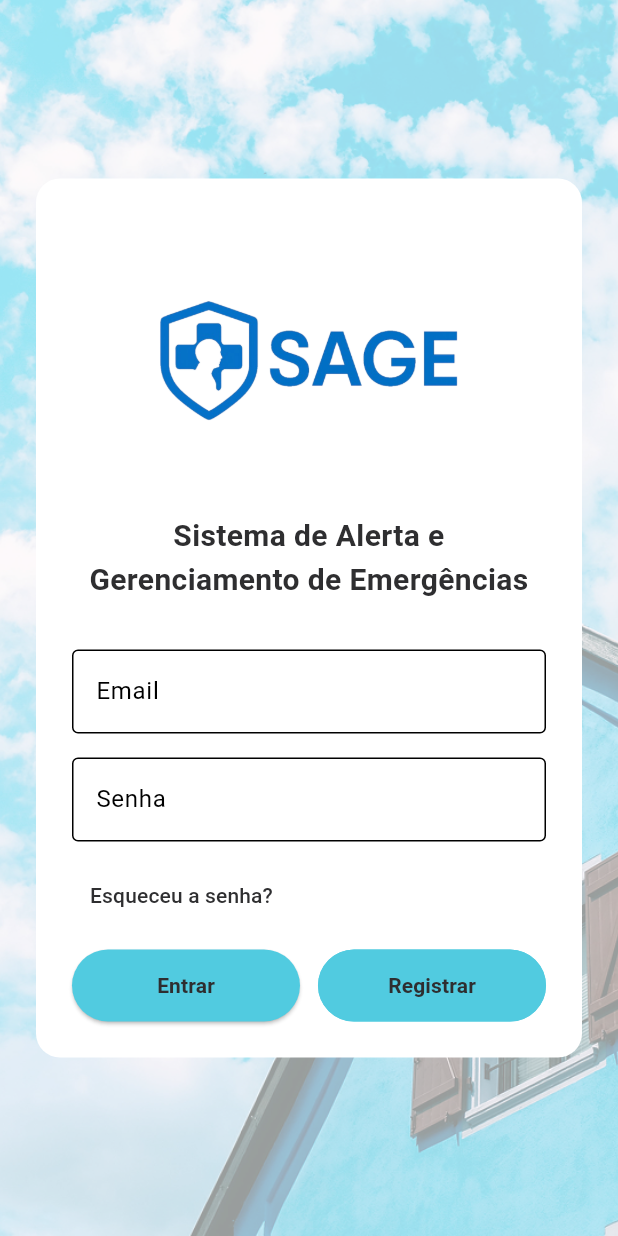
After one commit to alanfranciscos/SAGE, a Flutter app: the LoginPage screen opened by its route, on a phone screen of 412 x 824 dp. The commit adds this screen. Run offline on Flutter 3.47's test engine with Material 3 defaults, Android fonts, the light colour scheme and no system bars; our stand-ins replace go_router.

```diff
--- a/frontend/frontend/lib/app/routes/app_router.dart
+++ b/frontend/frontend/lib/app/routes/app_router.dart
@@ -1,5 +1,6 @@
+import 'package:frontend/modules/home/settings/settings_page.dart';
 import 'package:go_router/go_router.dart';
-import '../../modules/login/login_page.dart';
+import '../../modules/login/pages/login_page.dart';
 import '../../modules/home/home_page.dart';
 
 final router = GoRouter(
@@ -7,5 +8,6 @@ final router = GoRouter(
   routes: [
     GoRoute(path: '/home', builder: (context, state) => const HomePage()),
     GoRoute(path: '/login', builder: (context, state) => const LoginPage()),
+    GoRoute(path: '/settings', builder: (context, state) => const SettingsPage()),
   ],
 );
--- /dev/null
+++ b/frontend/frontend/lib/modules/home/settings/settings_page.dart
@@ -0,0 +1,21 @@
+import 'package:flutter/material.dart';
+import 'package:frontend/modules/home/widgets/sidebar.dart';
+
+class SettingsPage extends StatelessWidget {
+  const SettingsPage({super.key});
+  @override
+  Widget build(BuildContext context) {
+    final bool isDesktop = MediaQuery.of(context).size.width >=800;
+
+    return Scaffold(
+      appBar: isDesktop ? null : AppBar(title: const Text('Settings'),),
+      drawer: isDesktop ? null : const Drawer(child: Sidebar(),),
+      body: Row(
+        children: [
+          if(isDesktop) const SizedBox(width: 250, child: Sidebar(),),
+          const Expanded(child: Center(child: Text('Settings Page'))),
+        ],
+      ),
+    );
+  }
+}
--- a/frontend/frontend/lib/modules/home/widgets/sidebar.dart
+++ b/frontend/frontend/lib/modules/home/widgets/sidebar.dart
@@ -19,6 +19,9 @@ class _SidebarState extends State<Sidebar> {
 
     return Drawer(
       backgroundColor: AppTheme.primaryColor,
+      shape: const RoundedRectangleBorder(
+    borderRadius: BorderRadius.zero,
+  ),
       child: Column(
         children: [
           DrawerHeader(
@@ -26,7 +29,7 @@ class _SidebarState extends State<Sidebar> {
             child: Align(
               alignment: Alignment.center,
               child: Image.asset(
-                'assets/images/logo.png',
+                'assets/images/light_logo.png',
                 width: 120,
                 height: 120,
                 fit: BoxFit.contain,
--- a/frontend/frontend/lib/modules/login/login_page.dart
+++ /dev/null
@@ -1,10 +0,0 @@
-import 'package:flutter/material.dart';
-
-class LoginPage extends StatelessWidget {
-  const LoginPage({super.key});
-
-  @override
-  Widget build(BuildContext context) {
-    return const Scaffold(body: Center(child: Text('Tela de Login')));
-  }
-}
--- /dev/null
+++ b/frontend/frontend/lib/modules/login/pages/login_page.dart
@@ -0,0 +1,73 @@
+import 'package:flutter/material.dart';
+import 'package:frontend/modules/login/widgets/login_form.dart';
+
+class LoginPage extends StatelessWidget {
+  const LoginPage({super.key});
+
+  @override
+  Widget build(BuildContext context) {
+    final size = MediaQuery.of(context).size;
+    final bool isDesktop = MediaQuery.of(context).size.width >= 800;
+    if (isDesktop) {
+      return Scaffold(
+        body: Row(
+          children: [
+            Container(
+              width: size.width * 0.6,
+              height: size.height,
+              color: Colors.white,
+              child: const Center(
+                child: Padding(
+                  padding: EdgeInsets.all(32.0),
+                  child: LoginForm(),
+                ),
+              ),
+
+            ),
+            Expanded(
+              child: Image.asset(
+                'assets/images/login_bg.png',
+                fit: BoxFit.cover,
+                height: size.height,
+              ),
+            ),
+          ],
+        ),
+      );
+    } else {
+      // Layout para mobile
+      return Scaffold(
+        body: Stack(
+          children: [
+            // Imagem de fundo
+            Positioned.fill(
+              child: Image.asset(
+                'assets/images/login_bg.png',
+                fit: BoxFit.cover,
+              ),
+            ),
+            // Overlay escuro para contraste
+            Positioned.fill(
+              child: Container(color: Colors.white.withValues(alpha: 0.6)),
+            ),
+            // Formulário centralizado
+            Center(
+              child: SingleChildScrollView(
+                padding: const EdgeInsets.all(24.0),
+                child: Container(
+                  padding: const EdgeInsets.all(24.0),
+                  decoration: BoxDecoration(
+                    // color: Colors.white.withValues(alpha:0.6),
+                    color: Colors.white,
+                    borderRadius: BorderRadius.circular(16),
+                  ),
+                  child: LoginForm(),
+                ),
+              ),
+            ),
+          ],
+        ),
+      );
+    }
+  }
+}
--- /dev/null
+++ b/frontend/frontend/lib/modules/login/widgets/login_form.dart
@@ -0,0 +1,122 @@
+import 'package:flutter/material.dart';
+import 'package:frontend/shared/themes/app_theme.dart';
+
+class LoginForm extends StatelessWidget {
+  const LoginForm({super.key});
+
+  @override
+  Widget build(BuildContext context) {
+    final TextEditingController emailController = TextEditingController();
+    final TextEditingController passwordController = TextEditingController();
+
+    return Center(
+      child: ConstrainedBox(
+        constraints: const BoxConstraints(maxWidth: 420),
+        child: Column(
+          mainAxisSize: MainAxisSize.min,
+          crossAxisAlignment: CrossAxisAlignment.stretch,
+          children: [
+            // Logo
+            Center(
+              child: Image.asset(
+                'assets/images/dark_logo.png',
+                width: 200,
+                height: 200,
+              ),
+            ),
+
+
+            // Nome do Projeto
+            const Center(
+              child: Text(
+                'Sistema de Alerta e Gerenciamento de Emergências',
+                textAlign: TextAlign.center,
+                style: TextStyle(
+                  fontSize: 20,
+                  fontWeight: FontWeight.bold,
+                  color: AppTheme.textDarkColor,
+                ),
+              ),
+            ),
+            const SizedBox(height: 32),
+
+            // Email
+            TextFormField(
+              controller: emailController,
+              decoration: const InputDecoration(
+                labelText: 'Email',
+                border: OutlineInputBorder(),
+              ),
+              keyboardType: TextInputType.emailAddress,
+            ),
+            const SizedBox(height: 16),
+
+            // Senha
+            TextFormField(
+              controller: passwordController,
+              decoration: const InputDecoration(
+                labelText: 'Senha',
+                border: OutlineInputBorder(),
+              ),
+              obscureText: true,
+            ),
+            const SizedBox(height: 12),
+
+            // Link de recuperação
+            Align(
+              alignment: Alignment.centerLeft,
+              child: TextButton(
+                onPressed: () {
+                  Navigator.pushNamed(context, '/forgot-password');
+                },
+                child: const Text(
+                  'Esqueceu a senha?',
+                  style: TextStyle(color: AppTheme.textDarkColor),
+                ),
+              ),
+            ),
+            const SizedBox(height: 12),
+
+            // Botões
+            Row(
+              children: [
+                Expanded(
+                  child: ElevatedButton(
+                    onPressed: () {},
+                    style: ElevatedButton.styleFrom(
+                      backgroundColor: AppTheme.tertiaryColor,
+                      foregroundColor: AppTheme.textDarkColor,
+                      padding: const EdgeInsets.symmetric(vertical: 14),
+                    ),
+                    child: const Text(
+                      'Entrar',
+                      style: TextStyle(fontWeight: FontWeight.bold),
+                    ),
+                  ),
+                ),
+                const SizedBox(width: 12),
+                Expanded(
+                  child: OutlinedButton(
+                    onPressed: () {
+                      Navigator.pushNamed(context, '/register');
+                    },
+                    style: OutlinedButton.styleFrom(
+                      backgroundColor: AppTheme.tertiaryColor,
+                      foregroundColor: AppTheme.textDarkColor,
+                      side: const BorderSide(color: AppTheme.tertiaryColor),
+                      padding: const EdgeInsets.symmetric(vertical: 14),
+                    ),
+                    child: const Text(
+                      'Registrar',
+                      style: TextStyle(fontWeight: FontWeight.bold),
+                    ),
+                  ),
+                ),
+              ],
+            ),
+          ],
+        ),
+      ),
+    );
+  }
+}
--- a/frontend/frontend/pubspec.yaml
+++ b/frontend/frontend/pubspec.yaml
@@ -58,7 +58,9 @@ flutter:
 
   assets:
     # - assets/images/logo.svg
-    - assets/images/logo.png
+    - assets/images/dark_logo.png
+    - assets/images/light_logo.png
+    - assets/images/login_bg.png
 
   # To add custom fonts to your application, add a fonts section here,
   # in this "flutter" section. Each entry in this list should have a
```
Also changed, not shown: frontend/frontend/assets/images/dark_logo.png (added), frontend/frontend/assets/images/light_logo.png (added), frontend/frontend/assets/images/login_bg.png (added), frontend/frontend/assets/images/logo.png (deleted), frontend/frontend/assets/images/logo.svg (deleted), frontend/frontend/lib/modules/home/settings/settings_controller.dart (added), frontend/frontend/lib/modules/login/controllers/login_controller.dart (added), frontend/frontend/lib/modules/login/controllers/register_controller.dart (added), frontend/frontend/lib/modules/login/pages/register_page.dart (added), frontend/frontend/lib/modules/login/widgets/register_step_1.dart (added), frontend/frontend/lib/modules/login/widgets/register_step_2.dart (added).
